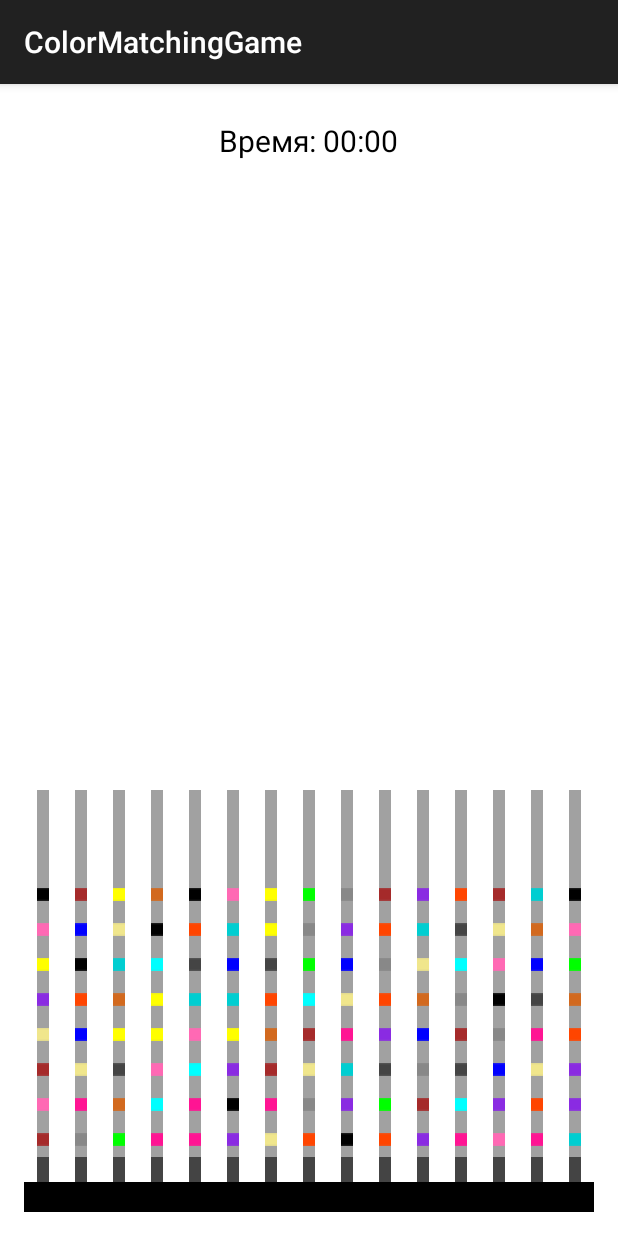
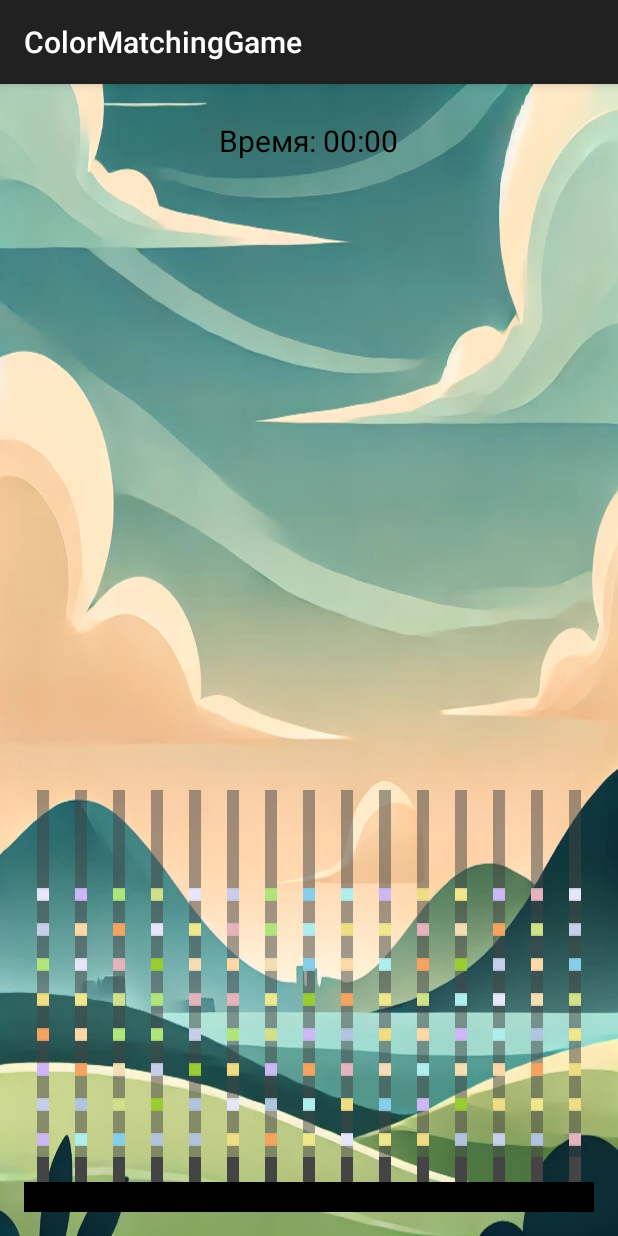
Before and after one commit to MyOriginalName/ColorMatchingGame, an Android app built with Jetpack Compose: the screen it shows after launch (MainActivity), on a phone screen of 412 x 824 dp. Run offline under Robolectric (Android 15) with nearby library versions, the phone set to English and light mode, and no system bars.

Commit message:
added background

```diff
--- a/app/build.gradle.kts
+++ b/app/build.gradle.kts
@@ -42,6 +42,7 @@ dependencies {
     implementation("androidx.compose.ui:ui-tooling-preview:1.5.1")
     implementation("androidx.compose.material3:material3:1.1.0")
     implementation("org.jetbrains.kotlinx:kotlinx-coroutines-android:1.6.4")
+    implementation ("com.airbnb.android:lottie:6.0.0")
     debugImplementation("androidx.compose.ui:ui-tooling:1.5.1")
     debugImplementation("androidx.compose.ui:ui-test-manifest:1.5.1")
     testImplementation("junit:junit:4.13.2")
--- a/app/src/main/java/com/example/colormatchinggame/MainActivity.kt
+++ b/app/src/main/java/com/example/colormatchinggame/MainActivity.kt
@@ -17,8 +17,14 @@ import android.widget.TextView
 import android.widget.Toast
 import androidx.appcompat.app.AppCompatActivity
 import androidx.appcompat.app.AlertDialog
+import android.graphics.drawable.Drawable
 import android.graphics.drawable.VectorDrawable
-import kotlin.random.Random
+import kotlinx.coroutines.CoroutineScope
+import kotlinx.coroutines.Dispatchers
+import kotlinx.coroutines.launch
+import kotlinx.coroutines.withContext
+import kotlinx.coroutines.MainScope
+import kotlinx.coroutines.cancel
 
 class MainActivity : AppCompatActivity() {
 
@@ -39,6 +45,8 @@ class MainActivity : AppCompatActivity() {
     private var gameTimer: CountDownTimer? = null
     private var elapsedTime = 0L  // Время с начала игры
 
+    private val blockDrawableCache = mutableMapOf<Int, Drawable>()
+
     override fun onCreate(savedInstanceState: Bundle?) {
         super.onCreate(savedInstanceState)
         setContentView(R.layout.activity_main)
@@ -48,6 +56,14 @@ class MainActivity : AppCompatActivity() {
 
         setupColumns()
         addBlocksToColumns()
+    }
+
+    private fun getBlockDrawable(color: Int): Drawable {
+        return blockDrawableCache.getOrPut(color) {
+            resources.getDrawable(R.drawable.block, null).apply {
+                colorFilter = PorterDuffColorFilter(color, PorterDuff.Mode.SRC_IN)
+            }
+        }
     }
 
     private fun setupColumns() {
@@ -122,38 +138,58 @@ class MainActivity : AppCompatActivity() {
     }
 
     private fun generateColorsForColumns(numColumns: Int): List<Int> {
-        // Обновленный список с 20 яркими и различимыми цветами
         val availableColors = listOf(
-            Color.RED, Color.BLUE, Color.YELLOW, Color.GREEN,
-            Color.MAGENTA, Color.CYAN, Color.BLACK, Color.GRAY,
-            Color.DKGRAY, Color.LTGRAY,
-            Color.parseColor("#FF6347"), // Tomato
-            Color.parseColor("#FFD700"), // Gold
-            Color.parseColor("#FF1493"), // DeepPink
-            Color.parseColor("#FF4500"), // OrangeRed
-            Color.parseColor("#8A2BE2"), // BlueViolet
-            Color.parseColor("#A52A2A"), // Brown
-            Color.parseColor("#7FFF00"), // Chartreuse
-            Color.parseColor("#FF69B4"), // HotPink
-            Color.parseColor("#F0E68C"), // Khaki
-            Color.parseColor("#D2691E"), // Chocolate
-            Color.parseColor("#9932CC"), // DarkOrchid
-            Color.parseColor("#FF8C00"), // DarkOrange
-            Color.parseColor("#00CED1"), // DarkTurquoise
-            Color.parseColor("#8B0000")  // DarkRed
+            Color.parseColor("#FFB3BA"), // Soft Coral
+            Color.parseColor("#FFD8A8"), // Peach
+            Color.parseColor("#B0E57C"), // Light Lime
+            Color.parseColor("#87CEEB"), // Sky Blue
+            Color.parseColor("#DDA0DD"), // Pale Violet
+            Color.parseColor("#9ACD32"), // Gentle Olive
+            Color.parseColor("#E6E6FA"), // Lavender
+            Color.parseColor("#AFEEEE"), // Mint
+            Color.parseColor("#F5DEB3"), // Wheat
+            Color.parseColor("#D8BFD8"), // Thistle
+            Color.parseColor("#FFC0CB"), // Baby Pink
+            Color.parseColor("#98FB98"), // Pale Green
+            Color.parseColor("#B0C4DE"), // Light Steel Blue
+            Color.parseColor("#F0E68C"), // Khaki (более мягкий)
+            Color.parseColor("#EEDD82"), // Light Goldenrod
+            Color.parseColor("#CDB7F6"), // Periwinkle
+            Color.parseColor("#FFA07A"), // Light Salmon
+            Color.parseColor("#C7CEEA"), // Powder Blue
+            Color.parseColor("#F4A460"), // Sandy Brown
+            Color.parseColor("#D1E189"), // Pale Chartreuse
+            Color.parseColor("#C8A2C8"), // Lilac
+            Color.parseColor("#A2D9CE"), // Tiffany Blue
+            Color.parseColor("#E5B3BB"), // Dusty Rose
+            Color.parseColor("#B5EAD7")  // Celadon
         )
-        // Возвращаем случайный порядок цветов, который не превышает количество столбцов
-        return availableColors.shuffled().take(numColumns)
+
+        return availableColors
+            .shuffled()
+            .distinct() // Дополнительная проверка на уникальность
+            .take(numColumns)
+    }
+
+    private val scope = MainScope()
+
+    override fun onDestroy() {
+        scope.cancel()
+        super.onDestroy()
     }
 
     @SuppressLint("ClickableViewAccessibility")
     private fun addBlocksToColumns() {
-        val blocks = createBlocks().shuffled()
-        var index = 0
+        scope.launch(Dispatchers.Default) {
+            val blocks = createBlocks().shuffled()
+            var index = 0
 
-        columns.forEach { column ->
-            repeat(minOf(blocksToFillPerColumn, blocks.size - index)) {
-                addBlockToColumn(column, blocks[index++])
+            columns.forEach { column ->
+                repeat(minOf(blocksToFillPerColumn, blocks.size - index)) {
+                    withContext(Dispatchers.Main) {
+                        addBlockToColumn(column, blocks[index++])
+                    }
+                }
             }
         }
     }
@@ -169,7 +205,7 @@ class MainActivity : AppCompatActivity() {
 
         val blockView = ImageView(this).apply {
             // Устанавливаем векторный drawable
-            setImageResource(R.drawable.block)
+            setImageDrawable(getBlockDrawable(block.color))
 
             // Применяем цвет к внутренней части
             val drawable = drawable.mutate() as? VectorDrawable
@@ -242,25 +278,25 @@ class MainActivity : AppCompatActivity() {
     }
 
     private fun checkWinCondition() {
-        if (columns.all { isColumnWin(it) }) {
-            showWinDialog()
-            gameTimer?.cancel()  // Останавливаем таймер после победы
+        var allWin = true
+        // Параллельная проверка колонок
+        columns.forEach { column ->
+            if (!isColumnWin(column)) {
+                allWin = false
+                return@forEach
+            }
         }
+        if (allWin) showWinDialog()
     }
 
     private fun isColumnWin(column: LinearLayout): Boolean {
         if (column.childCount == 0) return false
-
-        // Получаем цвет первого блока
-        val firstBlock = column.getChildAt(0)
-        val firstBlockColor = firstBlock.tag as? Int ?: return false
-
-        // Проверяем, что все блоки в колонке имеют тот же цвет
-        return (0 until column.childCount).all { i ->
-            val child = column.getChildAt(i)
-            val blockColor = child.tag as? Int
-            blockColor == firstBlockColor
+        val firstColor = (column.getChildAt(0).tag as? Int) ?: return false
+        // Быстрая проверка через все элементы
+        for (i in 1 until column.childCount) {
+            if ((column.getChildAt(i).tag as? Int) != firstColor) return false
         }
+        return true
     }
 
     private fun startGameTimer() {
--- a/app/src/main/res/layout/activity_main.xml
+++ b/app/src/main/res/layout/activity_main.xml
@@ -3,7 +3,7 @@
     android:layout_height="match_parent"
     android:orientation="vertical"
     android:padding="16dp"
-    android:background="@android:color/white"> <!-- Светлый фон -->
+    android:background="@drawable/back1">
 
     <!-- Таймер сверху -->
     <TextView
```
Also changed, not shown: app/src/main/res/drawable/back1.webp (added).
